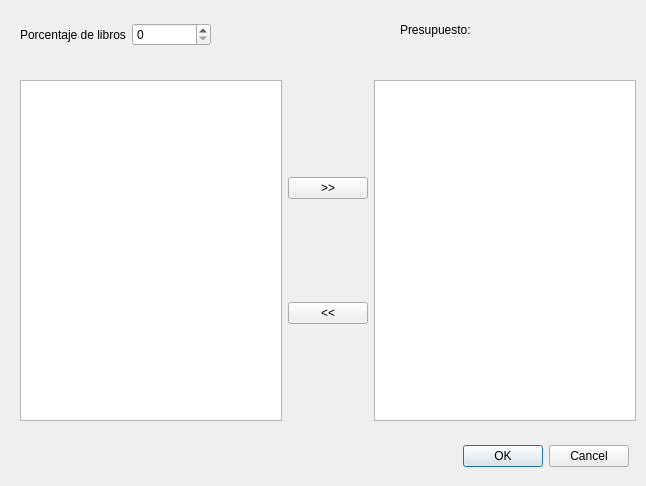
Qt form Visuales/Regla3.ui (josecl200/ProyectoLibrosProlog) before a commit.
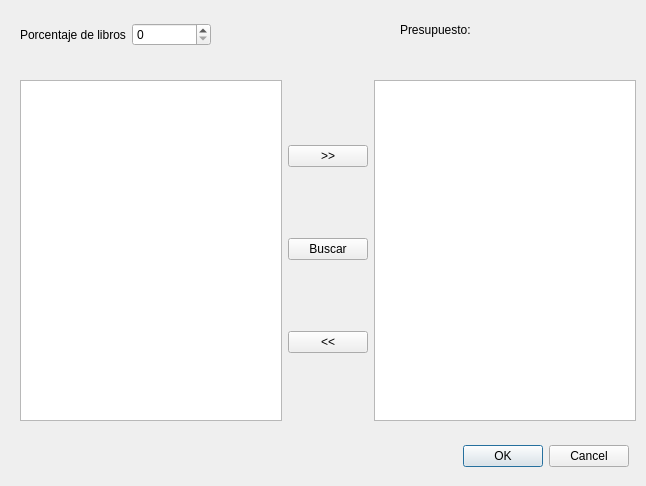
The same form after that commit.

What changed in the file:
```diff
--- a/Visuales/Regla3.ui
+++ b/Visuales/Regla3.ui
@@ -92,6 +92,13 @@
         </property>
        </widget>
       </item>
+      <item>
+       <widget class="QPushButton" name="pbBuscar">
+        <property name="text">
+         <string>Buscar</string>
+        </property>
+       </widget>
+      </item>
       <item>
        <widget class="QPushButton" name="pbRemove">
         <property name="text">
```
Left out of the diff: 4 changed lines with no effect on the pictures.
